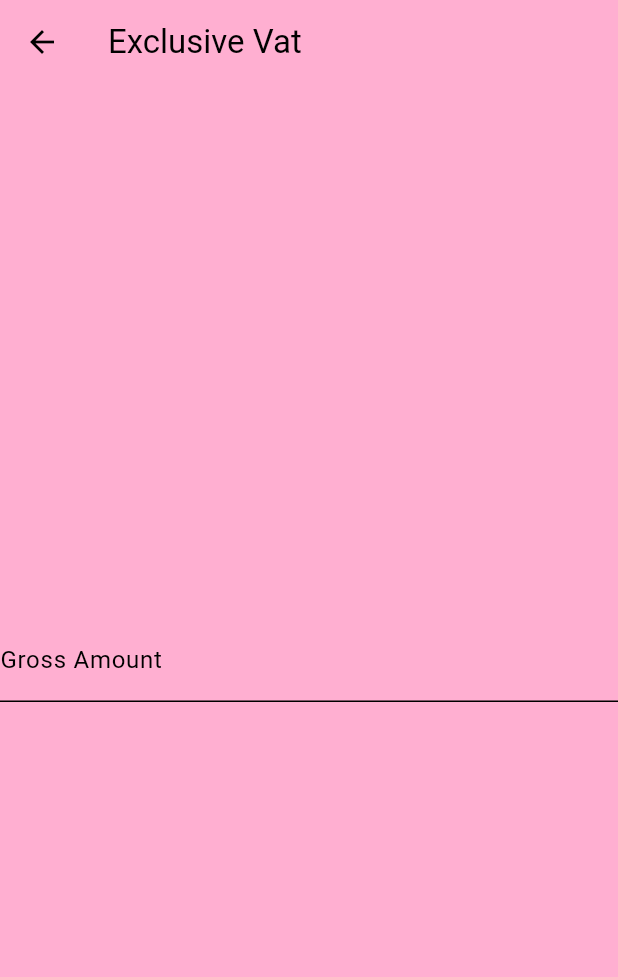
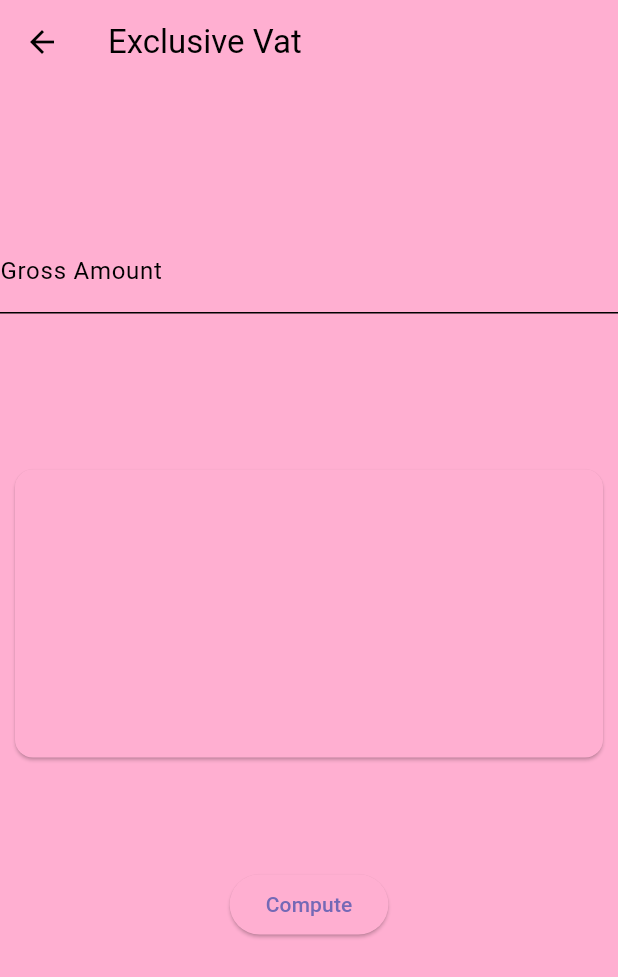
Before and after one commit to Kwasi48/vat_calculator, a Flutter app: the exclusiveTax screen opened directly, on a phone screen of 412 x 824 dp. Shown: the top 977 px of the screen. Run offline on Flutter 3.47's test engine with Material 3 defaults, Android fonts, the phone set to English and light mode, and no system bars; drawn by our look-alikes of flutter_form_builder.

Commit message:
compute method done

```diff
--- a/lib/views/exclusive.dart
+++ b/lib/views/exclusive.dart
@@ -1,6 +1,8 @@
 import 'package:flutter/material.dart';
 import 'package:flutter/services.dart';
 import 'package:flutter_form_builder/flutter_form_builder.dart';
+
+import '../model/classes/inclucalc.dart';
 
 class exclusiveTax extends StatefulWidget {
    exclusiveTax({super.key});
@@ -53,13 +55,45 @@ class _exclusiveTaxState extends State<exclusiveTax> {
     }
                           }
      ,)
+
                       ],
                     ),
                   ),
-                )
+                ),
+                const SizedBox(height: 100,),
+                SizedBox(
+                  height: 200,
+                  width: 400,
+                  child: Card(
+                    child: Container(
+                      padding: EdgeInsets.all(60),
+                      child: Text(
+                        message!,
+                        style: TextStyle(fontSize: 30),
+                      ),
+                    ),
+                  ),
+                ),
+                SizedBox(
+                  height: 70,
+                ),
+                calculateInclusive('Compute', context, userInput!),
+                SizedBox(height: 100,)
               ],
             ),
           )
         ));
   }
+
+  Widget calculateInclusive(String text, BuildContext context, double input) {
+    return ElevatedButton(
+        onPressed: () {
+          //input = VatCal.gross;
+          VatInclusive inclusive = VatInclusive(input);
+          setState(() {
+            message = inclusive.inclusive(input).toString();
+          });
+        },
+        child: Text(text));
+  }
 }
```
